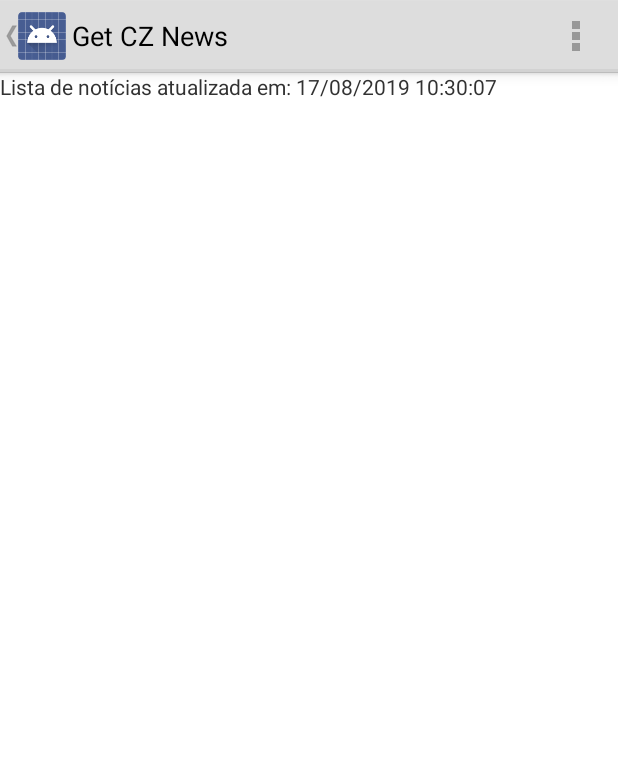
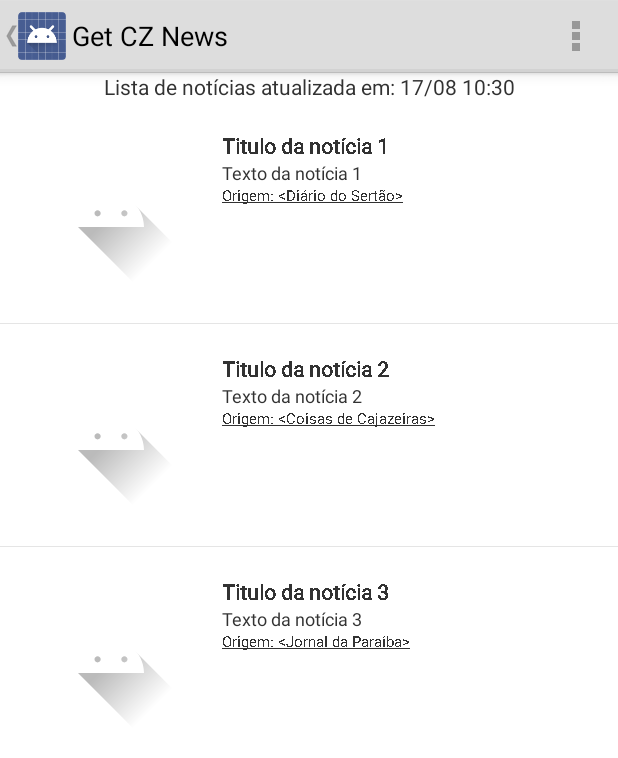
Before and after one commit to antonioads2017/GetNewsCZ, an Android app: the screen it shows after launch (TelaPrincipal), after a tap on "Logar", on a phone screen of 412 x 824 dp. Shown: the top 758 px of the screen. Run offline under Robolectric (Android 15) with nearby library versions, the phone set to English and light mode, and no system bars; our stand-ins replace Picasso; pictures from the network do not load.

Commit message:
Refatorando o AdapterNoticiaPersonalizado

```diff
--- a/getCzNew/app/src/main/java/com/example/getcznews/adapter/AdapterNoticiaPersonalizado.java
+++ b/getCzNew/app/src/main/java/com/example/getcznews/adapter/AdapterNoticiaPersonalizado.java
@@ -5,7 +5,7 @@ import android.view.View;
 import android.view.ViewGroup;
 import android.widget.BaseAdapter;
 
-import com.example.getcznews.views.NoticiaView;
+import com.example.getcznews.screens.NoticiaView;
 import com.example.getcznews.domain.Noticia;
 
 import java.util.List;
@@ -20,6 +20,7 @@ public class AdapterNoticiaPersonalizado extends BaseAdapter {
         this.act = act;
     }
 
+
     @Override
     public int getCount() {
         return noticias.size();
@@ -32,12 +33,11 @@ public class AdapterNoticiaPersonalizado extends BaseAdapter {
 
     @Override
     public long getItemId(int position) {
-        return 0;
+        return noticias.get(position).getId();
     }
 
     @Override
     public View getView(int position, View convertView, ViewGroup parent) {
-
         View view = new NoticiaView(parent.getContext(),(Noticia) getItem(position));
         return view;
     }
--- a/getCzNew/app/src/main/java/com/example/getcznews/dao/FonteDAO.java
+++ b/getCzNew/app/src/main/java/com/example/getcznews/dao/FonteDAO.java
@@ -1,4 +1,6 @@
 package com.example.getcznews.dao;
 
-public interface FonteDAO {
+import com.example.getcznews.domain.Fonte;
+
+public interface FonteDAO extends DefaulDAO<Fonte> {
 }
--- a/getCzNew/app/src/main/java/com/example/getcznews/dao/FonteDAOImpl.java
+++ b/getCzNew/app/src/main/java/com/example/getcznews/dao/FonteDAOImpl.java
@@ -1,4 +1,105 @@
 package com.example.getcznews.dao;
 
-public class FonteDAOImpl {
+import android.content.ContentValues;
+import android.content.Context;
+import android.database.Cursor;
+import android.database.sqlite.SQLiteDatabase;
+
+import com.example.getcznews.database.DBCore;
+import com.example.getcznews.domain.Fonte;
+
+import java.util.ArrayList;
+import java.util.List;
+
+public class FonteDAOImpl implements FonteDAO {
+
+
+    private SQLiteDatabase dataBase;
+
+    private String[] colunas;
+
+    private Fonte lerFonteDaTabela(Cursor cursor){
+        return new Fonte(
+                cursor.getLong(0),
+                cursor.getString(1),
+                cursor.getString(2),
+                cursor.getString(3));
+    }
+
+    public FonteDAOImpl(Context context) {
+        dataBase = new DBCore(context).getWritableDatabase();
+        colunas = new String[]{
+                "_id",
+                "nome",
+                "site",
+                "feed"};
+    }
+
+    @Override
+    public void salvar(Fonte object) {
+        ContentValues valores = new ContentValues();
+        valores.put("nome",object.getNome());
+        valores.put("site",object.getSite());
+        valores.put("feed",object.getFeed());
+        dataBase.insert("feed",null,valores);
+    }
+
+    @Override
+    public void editar(Fonte object) {
+        ContentValues valores = new ContentValues();
+        valores.put("nome",object.getNome());
+        valores.put("site",object.getSite());
+        valores.put("feed",object.getFeed());
+        dataBase.update(
+                "fonte",
+                valores,
+                "_id = ?",
+                new String[]{""+object.getId()});
+    }
+
+    @Override
+    public void remover(Fonte object) {
+        dataBase.delete(
+                "fonte",
+                "_id = ?",
+                new String[]{""+object.getId()});
+    }
+
+    @Override
+    public List<Fonte> listar() {
+        List<Fonte> fontes = new ArrayList<>();
+        Cursor cursor = dataBase
+                .query(
+                        "fonte",
+                        colunas,
+                        null,
+                        null,
+                        null,
+                        null,
+                        null);
+        if (cursor.getCount() > 0){
+            cursor.moveToFirst();
+            do{
+                fontes.add(lerFonteDaTabela(cursor));
+            }while(cursor.moveToNext());
+        }
+        return fontes;
+    }
+
+    @Override
+    public Fonte buscar(Object key) {
+        Cursor cursor = dataBase
+                .query(
+                        "fonte",
+                        colunas,
+                        "_id = ?",
+                        new String[]{""+key},
+                        null,
+                        null,
+                        null);
+        if (cursor.getCount() == 0)
+            return null;
+        cursor.moveToFirst();
+        return lerFonteDaTabela(cursor);
+    }
 }
--- a/getCzNew/app/src/main/java/com/example/getcznews/dao/NoticiaDAOImpl.java
+++ b/getCzNew/app/src/main/java/com/example/getcznews/dao/NoticiaDAOImpl.java
@@ -6,6 +6,7 @@ import android.database.Cursor;
 import android.database.sqlite.SQLiteDatabase;
 
 import com.example.getcznews.database.DBCore;
+import com.example.getcznews.domain.Fonte;
 import com.example.getcznews.domain.Noticia;
 
 import java.util.ArrayList;
@@ -15,13 +16,19 @@ public class NoticiaDAOImpl implements NoticiaDAO {
 
 
     private SQLiteDatabase dataBase;
+    private FonteDAO fonteDAO;
 
     private String[] colunas;
 
     private Noticia lerNoticiaDaTabela(Cursor cursor){
+
+        Fonte fonte = fonteDAO.buscar(cursor.getLong(1));
+        if (fonte == null)
+            fonte = new Fonte();
+
         return new Noticia(
                 cursor.getLong(0),
-                cursor.getLong(1),
+                fonte,
                 cursor.getString(2),
                 cursor.getString(3),
                 cursor.getString(4),
@@ -30,18 +37,10 @@ public class NoticiaDAOImpl implements NoticiaDAO {
 
     public NoticiaDAOImpl(Context context) {
         dataBase = new DBCore(context).getWritableDatabase();
-
-//        _id INTEGER PRIMARY KEY AUTOINCREMENT," +
-//        " link_id INTEGER, " +
-//                " titulo TEXT," +
-//                " texto TEXT," +
-//                " urlimage TEXT," +
-//                " visualizada INTEGER DEFAULT 0," +
-
-
+        fonteDAO = new FonteDAOImpl(context);
         colunas = new String[]{
                 "_id",
-                "link_id",
+                "fonte_id",
                 "titulo",
                 "texto",
                 "urlimage",
@@ -51,7 +50,7 @@ public class NoticiaDAOImpl implements NoticiaDAO {
     @Override
     public void salvar(Noticia object) {
         ContentValues valores = new ContentValues();
-        valores.put("link_id",object.getLinkId());
+        valores.put("fonte_id",object.getFonte().getId());
         valores.put("titulo",object.getTitulo());
         valores.put("texto",object.getTexto());
         valores.put("urlimage",object.getUrlImage());
@@ -62,7 +61,7 @@ public class NoticiaDAOImpl implements NoticiaDAO {
     @Override
     public void editar(Noticia object) {
         ContentValues valores = new ContentValues();
-        valores.put("link_id",object.getLinkId());
+        valores.put("fonte_id",object.getFonte().getId());
         valores.put("titulo",object.getTitulo());
         valores.put("texto",object.getTexto());
         valores.put("urlimage",object.getUrlImage());
--- a/getCzNew/app/src/main/java/com/example/getcznews/database/DBCore.java
+++ b/getCzNew/app/src/main/java/com/example/getcznews/database/DBCore.java
@@ -63,9 +63,15 @@ public class DBCore extends SQLiteOpenHelper {
     private void inserirDadosDefaul(SQLiteDatabase sqLiteDatabase){
         String[] scriptTabela = new String[]{
                 "INSERT INTO usuario(nome, login, senha) VALUES ('Usuário Default','eu','123');",
-                "INSERT INTO fonte(nome,site,feed) VALUES ('Diário do Sertão', 'https://www.diariodosertao.com.br', 'https://www.diariodosertao.com.br/feed/');",
-                "INSERT INTO fonte(nome,site,feed) VALUES ('Coisas de Cajazeiras', 'https://www.diariodosertao.com.br', 'https://www.coisasdecajazeiras.com.br/feed/');",
-                "INSERT INTO fonte(nome,site,feed) VALUES ('Jornal da Paraíba', 'https://www.diariodosertao.com.br', 'http://www.jornaldaparaiba.com.br/feed/');"
+                "INSERT INTO fonte(_id, nome,site,feed) VALUES (1, 'Diário do Sertão', 'https://www.diariodosertao.com.br', 'https://www.diariodosertao.com.br/feed/');",
+                "INSERT INTO fonte(_id, nome,site,feed) VALUES (2, 'Coisas de Cajazeiras', 'https://www.diariodosertao.com.br', 'https://www.coisasdecajazeiras.com.br/feed/');",
+                "INSERT INTO fonte(_id, nome,site,feed) VALUES (3, 'Jornal da Paraíba', 'https://www.diariodosertao.com.br', 'http://www.jornaldaparaiba.com.br/feed/');",
+                "INSERT INTO noticia(fonte_id,titulo,texto,urlimage)" +
+                        "VALUES (1,'Titulo da notícia 1','Texto da notícia 1','http://s2.glbimg.com/SdxxinMsy8zFCv2Oa0d3-jxcnbo=/0x0:2048x1365/695x463/s.glbimg.com/po/tt2/f/original/2016/10/26/img_0126_1.jpg');",
+                "INSERT INTO noticia(fonte_id,titulo,texto,urlimage)" +
+                        "VALUES (2,'Titulo da notícia 2','Texto da notícia 2','https://www.dicasdemulher.com.br/wp-content/uploads/2018/06/feed-do-instagram-12.jpg');",
+                "INSERT INTO noticia(fonte_id,titulo,texto,urlimage)" +
+                        "VALUES (3,'Titulo da notícia 3','Texto da notícia 3','https://encrypted-tbn0.gstatic.com/images?q=tbn:ANd9GcTNAT0qaNNhHK9WUA2UysDtCzb5xnGYr755HMAUJfogyCPs_c1t');"
         };
 
         for (String script: scriptTabela) {
--- a/getCzNew/app/src/main/java/com/example/getcznews/screens/NoticiaView.java
+++ b/getCzNew/app/src/main/java/com/example/getcznews/screens/NoticiaView.java
@@ -1,4 +1,4 @@
-package com.example.getcznews.views;
+package com.example.getcznews.screens;
 
 import android.content.Context;
 import android.graphics.Color;
--- a/getCzNew/app/src/main/java/com/example/getcznews/screens/TelaPrincipal.java
+++ b/getCzNew/app/src/main/java/com/example/getcznews/screens/TelaPrincipal.java
@@ -1,9 +1,14 @@
 package com.example.getcznews.screens;
 
+import android.content.Intent;
 import android.os.Bundle;
 import android.support.annotation.Nullable;
+import android.view.Gravity;
+import android.view.View;
+import android.widget.AdapterView;
 import android.widget.ListView;
 import android.widget.TextView;
+import android.widget.Toast;
 
 import com.example.getcznews.adapter.AdapterNoticiaPersonalizado;
 import com.example.getcznews.domain.Noticia;
@@ -12,14 +17,15 @@ import com.example.getcznews.services.TimeView;
 import com.example.getcznews.services.TimeWeb;
 
 import java.text.SimpleDateFormat;
-import java.util.ArrayList;
 import java.util.Calendar;
 import java.util.Date;
 import java.util.List;
 
+import static android.widget.Toast.LENGTH_SHORT;
+
 public class TelaPrincipal extends TelaModeloAtivo {
 
-    private static final int DELAY_TIME_WEB = 5000;
+    private static final int DELAY_TIME_WEB = 60000;
 
     private final String TITULO_LISTA_NOTICIA = "Lista de notícias atualizada em: ";
     private ListView lvNoticias;
@@ -49,16 +55,27 @@ public class TelaPrincipal extends TelaModeloAtivo {
 
     private void criarTitulo(){
         tvTitulo = new TextView(getRoot().getContext());
+        tvTitulo.setGravity(Gravity.CENTER);
         getRoot().addView(tvTitulo);
     }
 
     private void criarListaNoticias(){
         lvNoticias = new ListView(getRoot().getContext());
         getRoot().addView(lvNoticias);
+
+        lvNoticias.setOnItemClickListener(
+                new AdapterView.OnItemClickListener() {
+                    @Override
+                    public void onItemClick(AdapterView<?> adapterView, View view, int i, long l) {
+                        onClickItem(l);
+                    }
+                }
+        );
+
     }
 
     private String getDataComoString(){
-        SimpleDateFormat dateFormat = new SimpleDateFormat("dd/MM/yyyy HH:mm:ss");
+        SimpleDateFormat dateFormat = new SimpleDateFormat("dd/MM HH:mm");
         Date data = new Date();
         Calendar cal = Calendar.getInstance();
         cal.setTime(data);
@@ -74,23 +91,18 @@ public class TelaPrincipal extends TelaModeloAtivo {
 
         List<Noticia> noticias = new NoticiaService(this).getListaNoticias();
 
-//        List<Noticia> noticias = new ArrayList<>();
-//
-//        for (int x = 0; x < 13; ++x){
-//            noticias.add(
-//                    new Noticia(
-//                            x,
-//                            "Título "+ String.valueOf(x +1) + " " + Long.toString(System.currentTimeMillis()),
-//                            "Lorem ipsum dolor sit amet, consectetur adipiscing elit. Vivamus tristique luctus magna eget iaculis. Pellentesque scelerisque orci ultrices elementum bibendum. Class aptent taciti sociosqu ad litora torquent per conubia nostra, per inceptos himenaeos. Maecenas purus sapien, vestibulum eget tincidunt ac, finibus vitae est. Quisque bibendum condimentum arcu, vel facilisis eros fringilla quis. Aliquam sed nibh ut mauris ultrices ullamcorper quis a ante. Maecenas in mauris dictum, mollis lectus id, fermentum est. Vivamus dictum ornare nunc sed condimentum. Quisque vel lacus diam. Quisque sem elit, auctor sit amet nisl a, accumsan tincidunt felis.",
-//                            "https://encrypted-tbn0.gstatic.com/images?q=tbn:ANd9GcRKj3fglpYyBCh6XAUkSCFXbX8x5yi7vHg-XCSv06Xr_XqEoCzk",
-//                            "https://g1.globo.com/",
-//                            false)
-//            );
-//        }
-
         AdapterNoticiaPersonalizado adapter = new AdapterNoticiaPersonalizado(noticias,this);
         lvNoticias.setAdapter(adapter);
 
     }
 
+    private void onClickItem(long id){
+
+        Toast.makeText(this, "Clicou "+id+" !!!!!!!!!!", LENGTH_SHORT).show();
+
+        Intent intent = new Intent(this, TelaVerNoticia.class);
+        intent.putExtra(TelaVerNoticia.EXTRA_MESSAGE,id);
+        startActivity(intent);
+    }
+
 }
--- a/getCzNew/app/src/main/java/com/example/getcznews/services/TimeWeb.java
+++ b/getCzNew/app/src/main/java/com/example/getcznews/services/TimeWeb.java
@@ -28,7 +28,6 @@ public class TimeWeb extends TimerTask{
             Thread.sleep(5000);
         }catch (Exception e){}
         ocupado = false;
-
     }
 
 
```
Also changed, not shown: getCzNew/app/src/main/java/com/example/getcznews/screens/TelaVerNoticia.java (+17 -1 lines).
